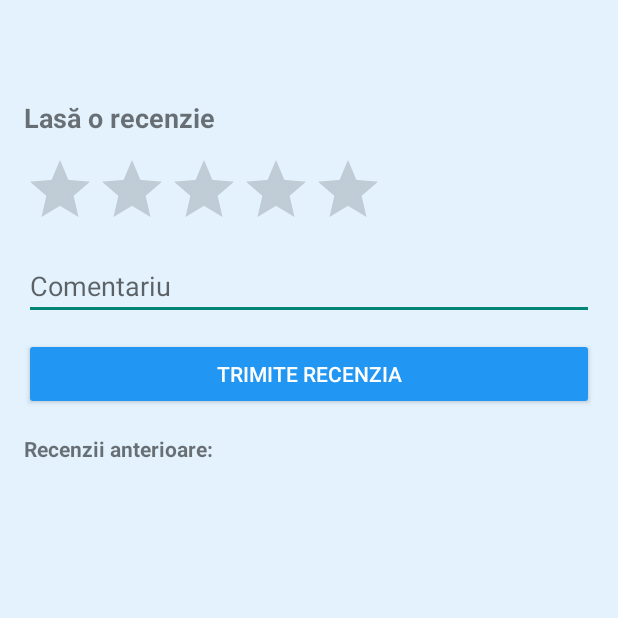
After one commit to Apelia-Ion/Medical4You, an Android app: the ReviewActivity screen opened directly, with no data from a screen before it, on a phone screen of 412 x 824 dp, the top half of it. The commit adds this screen. Run offline under Robolectric (Android 15) with nearby library versions, the phone set to English and light mode, and no system bars; our stand-ins replace Room's generated code.

Commit message:
addedReviewsFunctionality

```diff
--- a/app/build.gradle.kts
+++ b/app/build.gradle.kts
@@ -67,4 +67,8 @@ dependencies {
     implementation ("androidx.room:room-runtime:2.6.1")
     implementation ("org.jetbrains.kotlinx:kotlinx-coroutines-android:1.7.3")
     debugImplementation("androidx.room:room-testing:2.6.1")
+
+    // Navigation Component
+    implementation("androidx.navigation:navigation-fragment-ktx:2.6.0")
+    implementation("androidx.navigation:navigation-ui-ktx:2.6.0")
 }
--- a/app/src/main/java/com/example/medical4you/data/dao/DoctorDao.kt
+++ b/app/src/main/java/com/example/medical4you/data/dao/DoctorDao.kt
@@ -33,6 +33,9 @@ interface DoctorDao {
     @Query("SELECT * FROM doctors WHERE user_id = :userId")
     suspend fun getDoctorByUserId(userId: Int): Doctor?
 
+    @Query("SELECT user_id id FROM doctors WHERE user_id = :userId")
+    suspend fun getDoctorIdByUserId(userId: Int): Int?
+
     @Query("SELECT * FROM doctors WHERE user_id = :id LIMIT 1")
     suspend fun getDoctorById(id: Int): Doctor
 
--- a/app/src/main/java/com/example/medical4you/ui/pacient/DoctorSearchFragment.kt
+++ b/app/src/main/java/com/example/medical4you/ui/pacient/DoctorSearchFragment.kt
@@ -1,5 +1,6 @@
 package com.example.medical4you.ui.pacient
 
+import android.content.Intent
 import android.os.Bundle
 import android.view.LayoutInflater
 import android.view.View
@@ -8,6 +9,7 @@ import android.widget.*
 import androidx.fragment.app.Fragment
 import androidx.lifecycle.ViewModelProvider
 import com.example.medical4you.R
+import com.example.medical4you.ui.review.ReviewActivity
 import com.example.medical4you.data.MedicalAppDatabase
 import com.example.medical4you.data.dao.DoctorDao
 import com.example.medical4you.enums.Specialization
@@ -88,7 +90,9 @@ class DoctorSearchFragment : Fragment() {
 
             card.findViewById<Button>(R.id.btn_reviews).setOnClickListener {
                 Toast.makeText(requireContext(), "Opening reviews for ${doctor.name}", Toast.LENGTH_SHORT).show()
-                // TODO: Navigate to reviews
+                val intent = Intent(requireContext(), ReviewActivity::class.java)
+                intent.putExtra("doctor_id", doctor.userId)
+                startActivity(intent)
             }
 
             resultLayout.addView(card)
--- /dev/null
+++ b/app/src/main/java/com/example/medical4you/ui/review/ReviewActivity.kt
@@ -0,0 +1,27 @@
+package com.example.medical4you.ui.review
+
+import android.os.Bundle
+import android.util.Log
+import androidx.appcompat.app.AppCompatActivity
+import androidx.fragment.app.commit
+import com.example.medical4you.R
+
+class ReviewActivity : AppCompatActivity() {
+    override fun onCreate(savedInstanceState: Bundle?) {
+        super.onCreate(savedInstanceState)
+        setContentView(R.layout.activity_review)
+
+        val doctorId = intent.getIntExtra("doctor_id", -1)
+        Log.d("ReviewActivity", "Doctor ID primit în intent: $doctorId")
+
+        val fragment = ReviewFragment().apply {
+            arguments = Bundle().apply {
+                putInt("doctorId", doctorId)
+            }
+        }
+
+        supportFragmentManager.commit {
+            replace(R.id.review_nav_host, fragment)
+        }
+    }
+}
--- /dev/null
+++ b/app/src/main/java/com/example/medical4you/ui/review/ReviewAdapter.kt
@@ -0,0 +1,39 @@
+package com.example.medical4you.ui.review
+
+import android.view.LayoutInflater
+import android.view.View
+import android.view.ViewGroup
+import android.widget.RatingBar
+import android.widget.TextView
+import androidx.recyclerview.widget.RecyclerView
+import com.example.medical4you.R
+import com.example.medical4you.data.model.Review
+
+class ReviewAdapter : RecyclerView.Adapter<ReviewAdapter.ReviewViewHolder>() {
+
+    private var reviews: List<Review> = emptyList()
+
+    inner class ReviewViewHolder(itemView: View) : RecyclerView.ViewHolder(itemView) {
+        val commentText: TextView = itemView.findViewById(R.id.tvComment)
+        val ratingBar: RatingBar = itemView.findViewById(R.id.ratingBarItem)
+    }
+
+    override fun onCreateViewHolder(parent: ViewGroup, viewType: Int): ReviewViewHolder {
+        val view = LayoutInflater.from(parent.context)
+            .inflate(R.layout.item_review, parent, false)
+        return ReviewViewHolder(view)
+    }
+
+    override fun onBindViewHolder(holder: ReviewViewHolder, position: Int) {
+        val review = reviews[position]
+        holder.commentText.text = review.comment
+        holder.ratingBar.rating = review.rating
+    }
+
+    override fun getItemCount(): Int = reviews.size
+
+    fun submitList(newList: List<Review>) {
+        reviews = newList
+        notifyDataSetChanged()
+    }
+}
--- /dev/null
+++ b/app/src/main/java/com/example/medical4you/ui/review/ReviewFragment.kt
@@ -0,0 +1,93 @@
+package com.example.medical4you.ui.review
+
+import android.content.Context
+import android.os.Bundle
+import android.util.Log
+import android.view.*
+import android.widget.*
+import androidx.fragment.app.Fragment
+import androidx.lifecycle.lifecycleScope
+import androidx.recyclerview.widget.LinearLayoutManager
+import androidx.recyclerview.widget.RecyclerView
+import com.example.medical4you.R
+import com.example.medical4you.data.MedicalAppDatabase
+import com.example.medical4you.data.model.Review
+import kotlinx.coroutines.launch
+
+class ReviewFragment : Fragment() {
+
+    private var doctorId: Int = -1
+    private var patientId: Int = -1
+    private lateinit var adapter: ReviewAdapter
+
+    override fun onCreate(savedInstanceState: Bundle?) {
+        super.onCreate(savedInstanceState)
+
+        // 🧠 Navigation Component -> argument primit în nav_graph.xml
+        val args = arguments
+        doctorId = args?.getInt("doctorId") ?: -1
+
+        // 🧠 preluăm pacientul din SharedPreferences
+        val prefs = requireContext().getSharedPreferences("user_prefs", Context.MODE_PRIVATE)
+        patientId = prefs.getInt("user_id", -1)
+    }
+
+    override fun onCreateView(inflater: LayoutInflater, container: ViewGroup?, savedInstanceState: Bundle?): View {
+        return inflater.inflate(R.layout.fragment_review, container, false)
+    }
+
+    override fun onViewCreated(view: View, savedInstanceState: Bundle?) {
+        val db = MedicalAppDatabase.getDatabase(requireContext())
+        val reviewDao = db.reviewDao()
+
+        // 🔎 Fără viewBinding, direct:
+        val ratingBar = view.findViewById<RatingBar>(R.id.ratingBar)
+        val editComment = view.findViewById<EditText>(R.id.editComment)
+        val btnSubmit = view.findViewById<Button>(R.id.btnSubmit)
+        val recycler = view.findViewById<RecyclerView>(R.id.recyclerReviews)
+
+        adapter = ReviewAdapter()
+        recycler.layoutManager = LinearLayoutManager(requireContext())
+        recycler.adapter = adapter
+
+        fun loadReviews() {
+            Log.d("ReviewDebug", "doctorId: $doctorId")
+            lifecycleScope.launch {
+                val reviews = reviewDao.getReviewsForDoctor(doctorId)
+                Log.d("ReviewDebug", "Found ${reviews.size} reviews")
+                reviews.forEach {
+                    Log.d("ReviewDebug", "Review: ${it.comment} - ${it.rating}")
+                }
+                adapter.submitList(reviews)
+            }
+        }
+
+        loadReviews()
+
+        btnSubmit.setOnClickListener {
+            val rating = ratingBar.rating
+            val comment = editComment.text.toString()
+
+            if (rating == 0f || comment.isBlank()) {
+                Toast.makeText(requireContext(), "Completează ratingul și comentariul", Toast.LENGTH_SHORT).show()
+                return@setOnClickListener
+
+            }
+
+            val review = Review(
+                doctorId = doctorId,
+                patientId = patientId,
+                rating = rating,
+                comment = comment
+            )
+
+            lifecycleScope.launch {
+                reviewDao.addReview(review)
+                loadReviews()
+                ratingBar.rating = 0f
+                editComment.text.clear()
+                Toast.makeText(requireContext(), "Recenzia a fost trimisă", Toast.LENGTH_SHORT).show()
+            }
+        }
+    }
+}
--- /dev/null
+++ b/app/src/main/res/layout/activity_review.xml
@@ -0,0 +1,10 @@
+<?xml version="1.0" encoding="utf-8"?>
+<androidx.fragment.app.FragmentContainerView
+    xmlns:android="http://schemas.android.com/apk/res/android"
+    xmlns:app="http://schemas.android.com/apk/res-auto"
+    android:id="@+id/review_nav_host"
+    android:name="androidx.navigation.fragment.NavHostFragment"
+    android:layout_width="match_parent"
+    android:layout_height="match_parent"
+    app:navGraph="@navigation/nav_graph"
+    app:defaultNavHost="true" />
--- /dev/null
+++ b/app/src/main/res/layout/fragment_review.xml
@@ -0,0 +1,56 @@
+<?xml version="1.0" encoding="utf-8"?>
+<LinearLayout xmlns:android="http://schemas.android.com/apk/res/android"
+    android:layout_width="match_parent"
+    android:layout_height="match_parent"
+    android:orientation="vertical"
+    android:padding="16dp"
+
+    android:background="@color/background">
+
+    <TextView
+        android:id="@+id/tvTitle"
+        android:layout_width="match_parent"
+        android:layout_height="wrap_content"
+        android:layout_marginTop="50dp"
+        android:text="Lasă o recenzie"
+        android:textSize="18sp"
+        android:textStyle="bold"
+        android:layout_marginBottom="12dp" />
+
+    <RatingBar
+        android:id="@+id/ratingBar"
+        android:layout_width="wrap_content"
+        android:layout_height="wrap_content"
+        android:numStars="5"
+        android:stepSize="1.0" />
+
+    <EditText
+        android:id="@+id/editComment"
+        android:layout_width="match_parent"
+        android:layout_height="wrap_content"
+        android:hint="Comentariu"
+        android:layout_marginTop="8dp" />
+
+    <Button
+        android:id="@+id/btnSubmit"
+        android:layout_width="match_parent"
+        android:layout_height="wrap_content"
+        android:text="Trimite recenzia"
+        android:layout_marginTop="12dp"
+        android:backgroundTint="@color/blue"
+        android:textColor="@android:color/white" />
+
+    <TextView
+        android:id="@+id/tvPrevious"
+        android:layout_width="match_parent"
+        android:layout_height="wrap_content"
+        android:text="Recenzii anterioare:"
+        android:textStyle="bold"
+        android:layout_marginTop="16dp" />
+
+    <androidx.recyclerview.widget.RecyclerView
+        android:id="@+id/recyclerReviews"
+        android:layout_width="match_parent"
+        android:layout_height="0dp"
+        android:layout_weight="1" />
+</LinearLayout>
--- /dev/null
+++ b/app/src/main/res/navigation/nav_graph.xml
@@ -0,0 +1,18 @@
+<?xml version="1.0" encoding="utf-8"?>
+<navigation xmlns:android="http://schemas.android.com/apk/res/android"
+    xmlns:app="http://schemas.android.com/apk/res-auto"
+    android:id="@+id/nav_graph"
+    app:startDestination="@id/reviewFragment">
+
+    <fragment
+        android:id="@+id/reviewFragment"
+        android:name="com.example.medical4you.ui.review.ReviewFragment"
+        android:label="Recenzii">
+
+        <argument
+            android:name="doctorId"
+            app:argType="integer"
+            android:defaultValue="-1" />
+
+    </fragment>
+</navigation>
```
Also changed, not shown: app/src/main/AndroidManifest.xml (+17 -11 lines), app/src/main/res/layout/item_review.xml (added, +23 -0 lines).
